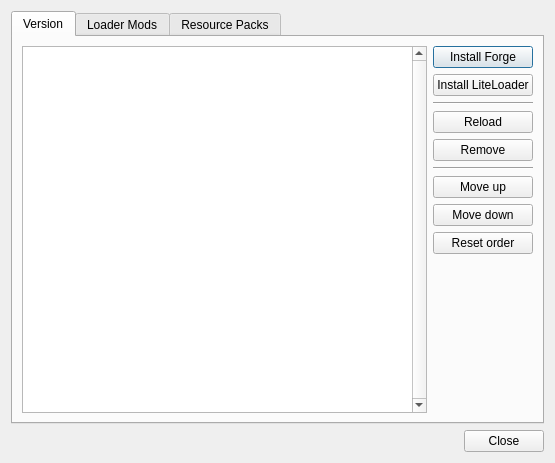
First picture: the form in gui/dialogs/OneSixModEditDialog.ui, repository MultiMC/Launcher, before the edit.
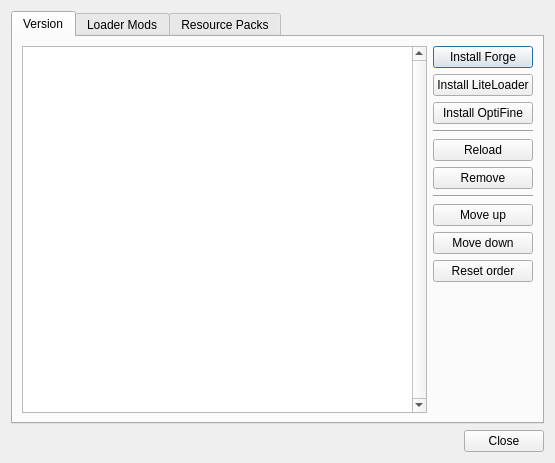
Second picture: the form after the edit. Custom widgets are drawn as their Qt base class.

Commit message: Initial optifine support. Needs version checker.

```diff
--- a/gui/dialogs/OneSixModEditDialog.ui
+++ b/gui/dialogs/OneSixModEditDialog.ui
@@ -69,6 +69,13 @@
            </property>
           </widget>
          </item>
+         <item>
+          <widget class="QPushButton" name="optifineBtn">
+           <property name="text">
+            <string>Install OptiFine</string>
+           </property>
+          </widget>
+         </item>
          <item>
           <widget class="Line" name="line">
            <property name="orientation">
```
The commit also changes 7 other files.
